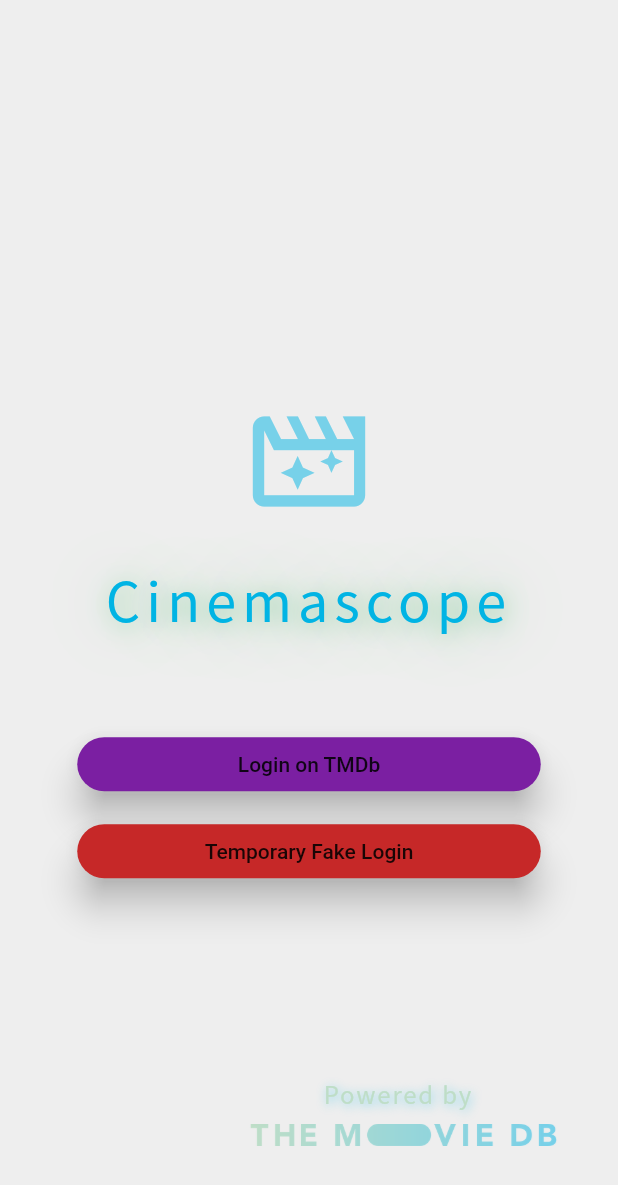
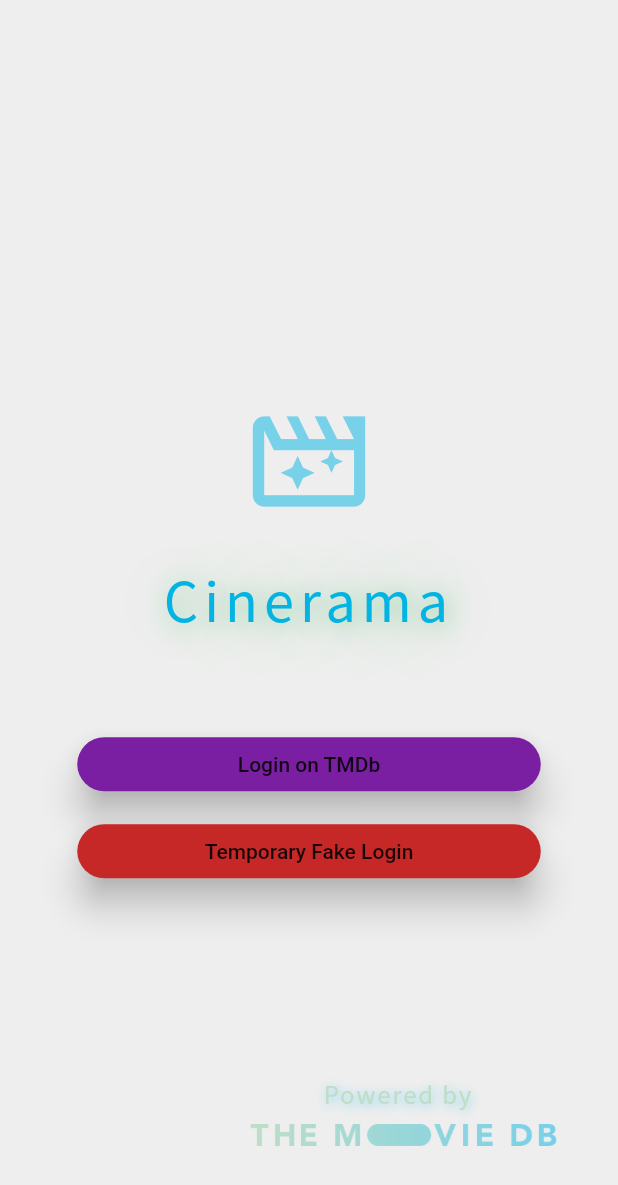
Before and after one commit to dev-schwarz/cinerama, a Flutter app: the screen it shows after launch, on a phone screen of 412 x 824 dp. Shown: the top 1185 px of the screen. Run offline on Flutter 3.47's test engine with Material 2 defaults, Android fonts, the phone set to English and light mode, and no system bars; our stand-ins replace equatable, flutter_mobx, flutter_modular, mobx, shared_preferences, webview_flutter; missing offline and left inert: to_string; accounts and stored records are empty; generated files the repository leaves out were written again.

Commit message:
Login and Initial screens refactored

```diff
--- a/cinerama/lib/app/app_module.dart
+++ b/cinerama/lib/app/app_module.dart
@@ -42,7 +42,6 @@ class AppModule extends MainModule {
   @override
   List<ModularRouter> get routers => [
         ModularRouter(AppRoutes.initial, child: (_, __) => const InitialScreen()),
-        // ModularRouter(AppRoutes.login, module: LoginModule()),
         ModularRouter(AppRoutes.login, child: (_, __) => const LoginScreen()),
         ModularRouter(AppRoutes.tmdbAccess, module: TmdbAccessModule()),
         ModularRouter(AppRoutes.home, child: (_, __) => const HomeScreen()),
--- a/cinerama/lib/screens/initial/initial_screen.dart
+++ b/cinerama/lib/screens/initial/initial_screen.dart
@@ -6,20 +6,8 @@ import '../../global/app_routes.dart';
 import '../../material.dart';
 import '../../stores/login/login_store.dart';
 
-part 'logo.dart';
-part 'splash.dart';
-
-class _InitialWidgetsConstants {
-  const _InitialWidgetsConstants._();
-
-  static const secondaryColor = const Color(0xff01b4e4);
-  static const tertiaryColor = const Color(0xff90cea1);
-
-  static const secondaryOpacity = 0.5;
-}
-
 class InitialScreen extends StatelessWidget {
-  const InitialScreen();
+  const InitialScreen({Key key}) : super(key: key);
 
   @override
   Widget build(BuildContext context) {
@@ -31,9 +19,9 @@ class InitialScreen extends StatelessWidget {
             showTitle: false,
           );
         } else if (context.loginStore.loginStep == LoginStep.userLogged) {
-          return const _Splash();
+          return const _TmdbSplash();
         } else if (context.loginStore.loginStep == LoginStep.pending) {
-          return _Logo(
+          return TmdbLogo(
             child: Align(
               alignment: Alignment.center,
               child: SizedBox(
@@ -77,40 +65,92 @@ class InitialScreen extends StatelessWidget {
       },
     );
   }
+}
 
-  // @override
-  // Widget build(BuildContext context) {
-  //   return Observer(
-  //     builder: (_) {
-  //       if (context.loginStore.hasUser) {
-  //         return const _Splash();
-  //       } else {
-  //         return _Logo(
-  //           child: Align(
-  //             alignment: Alignment.center,
-  //             child: SizedBox(
-  //               width: MediaQuery.of(context).size.width * 0.75,
-  //               child: Column(
-  //                 crossAxisAlignment: CrossAxisAlignment.stretch,
-  //                 children: [
-  //                   RaisedButton(
-  //                     onPressed: context.loginStore.loginFakeUser,
-  //                     child: const Text('Fake Login'),
-  //                   ),
-  //                   RaisedButton(
-  //                     onPressed: () {
-  //                       Modular.to.pushReplacementNamed(AppRoutes.login);
-  //                     },
-  //                     elevation: 10.0,
-  //                     child: const Text('Login on TMDb'),
-  //                   ),
-  //                 ],
-  //               ),
-  //             ),
-  //           ),
-  //         );
-  //       }
-  //     },
-  //   );
-  // }
+class _TmdbSplash extends StatefulWidget {
+  const _TmdbSplash({Key key}) : super(key: key);
+
+  @override
+  __TmdbSplashState createState() => __TmdbSplashState();
 }
+
+class __TmdbSplashState extends State<_TmdbSplash>
+    with SingleTickerProviderStateMixin<_TmdbSplash> {
+  AnimationController _controller;
+  ReactionDisposer _reactionDisposer;
+
+  @override
+  void initState() {
+    super.initState();
+
+    _reactionDisposer = when((_) => context.dataStore.isInitialized, () => _controller.reverse());
+
+    _controller = AnimationController(
+      vsync: this,
+      duration: const Duration(milliseconds: _fadeAnimationDuration),
+    )
+      ..addListener(
+        () => setState(() {}),
+      )
+      ..addStatusListener((status) {
+        if (status == AnimationStatus.completed) {
+          context.dataStore.fetchAllData();
+        } else if (status == AnimationStatus.dismissed) {
+          Modular.to.pushNamed(AppRoutes.home);
+        }
+      });
+
+    Future.delayed(const Duration(milliseconds: _startAnimationDelay)).whenComplete(() {
+      _controller.forward();
+    });
+  }
+
+  @override
+  Widget build(BuildContext context) {
+    final String userName = context.loginStore.hasUser ? context.loginStore?.user?.data?.name : '';
+
+    return Material(
+      color: context.theme.scaffoldBackgroundColor,
+      child: Opacity(
+        opacity: Tween<double>(begin: 0.0, end: 1.0).evaluate(_controller),
+        child: TmdbLogo(
+          child: Column(
+            children: [
+              Text(
+                'Welcome',
+                style: context.theme.textTheme.subtitle2,
+              ),
+              const SizedBox(height: 10.0),
+              Text(
+                userName,
+                style: context.theme.textTheme.subtitle1,
+              ),
+              const SizedBox(height: 10.0),
+              const Opacity(
+                opacity: 0.5,
+                child: ColorLoaderIndicator(
+                  radius: 30.0,
+                  dotRadius: 10.0,
+                ),
+              ),
+            ],
+          ),
+        ),
+      ),
+    );
+  }
+
+  @override
+  void dispose() {
+    _reactionDisposer();
+    _controller
+      ..removeListener(() {})
+      ..removeStatusListener((status) {})
+      ..dispose();
+
+    super.dispose();
+  }
+
+  static const int _startAnimationDelay = 1500;
+  static const int _fadeAnimationDuration = 1000;
+}
--- a/cinerama/lib/screens/initial/logo.dart
+++ /dev/null
@@ -1,108 +0,0 @@
-part of 'initial_screen.dart';
-
-class _Logo extends StatelessWidget {
-  const _Logo({
-    Key key,
-    @required this.child,
-  }) : super(key: key);
-
-  final Widget child;
-
-  @override
-  Widget build(BuildContext context) {
-    return Material(
-      color: context.theme.scaffoldBackgroundColor,
-      child: Stack(
-        children: [
-          Column(
-            mainAxisAlignment: MainAxisAlignment.center,
-            crossAxisAlignment: CrossAxisAlignment.stretch,
-            children: [
-              const SizedBox(height: 30.0),
-              Icon(
-                Icons.movie_filter_outlined,
-                color: _InitialWidgetsConstants.secondaryColor
-                    .withOpacity(_InitialWidgetsConstants.secondaryOpacity),
-                size: 90.0,
-              ),
-              const SizedBox(height: 20.0),
-              const Text(
-                'Cinemascope',
-                textAlign: TextAlign.center,
-                style: const TextStyle(
-                  color: _InitialWidgetsConstants.secondaryColor,
-                  fontSize: 36.0,
-                  letterSpacing: 4.0,
-                  shadows: const <Shadow>[
-                    const Shadow(
-                      offset: const Offset(2.0, 2.0),
-                      color: _InitialWidgetsConstants.tertiaryColor,
-                      blurRadius: 20.0,
-                    ),
-                    const Shadow(
-                      offset: const Offset(1.0, 1.0),
-                      color: _InitialWidgetsConstants.tertiaryColor,
-                      blurRadius: 60.0,
-                    ),
-                  ],
-                ),
-              ),
-              const SizedBox(height: 60.0),
-              child,
-            ],
-          ),
-          const Padding(
-            padding: const EdgeInsets.symmetric(vertical: 60.0, horizontal: 40.0),
-            child: Align(
-              alignment: const Alignment(1.0, 1.0),
-              child: const _PoweredBy(),
-            ),
-          ),
-        ],
-      ),
-    );
-  }
-}
-
-class _PoweredBy extends StatelessWidget {
-  const _PoweredBy();
-
-  @override
-  Widget build(BuildContext context) {
-    return Opacity(
-      opacity: _InitialWidgetsConstants.secondaryOpacity,
-      child: Column(
-        mainAxisSize: MainAxisSize.min,
-        mainAxisAlignment: MainAxisAlignment.end,
-        children: [
-          const Padding(
-            padding: const EdgeInsets.only(right: 8.0),
-            child: const Text(
-              'Powered by',
-              style: const TextStyle(
-                color: _InitialWidgetsConstants.tertiaryColor,
-                fontSize: 16.0,
-                letterSpacing: 1.2,
-                fontWeight: FontWeight.w300,
-                shadows: const <Shadow>[
-                  const Shadow(
-                    offset: const Offset(1.0, 1.0),
-                    color: _InitialWidgetsConstants.secondaryColor,
-                    blurRadius: 8.0,
-                  ),
-                ],
-              ),
-            ),
-          ),
-          const SizedBox(height: 8.0),
-          Image.asset(
-            _imageTmdbLogo,
-            width: MediaQuery.of(context).size.width / 2.0,
-          ),
-        ],
-      ),
-    );
-  }
-
-  static const _imageTmdbLogo = 'assets/images/primary-long-blue.png';
-}
--- /dev/null
+++ b/cinerama/lib/widgets/others/tmdb_logo.dart
@@ -0,0 +1,98 @@
+import '../../material.dart';
+
+class TmdbLogo extends StatelessWidget {
+  const TmdbLogo({Key key, this.child}) : super(key: key);
+
+  final Widget child;
+
+  static const Color _tmdbSecondaryColor = const Color(0xff01b4e4);
+  static const Color _tmdbTertiaryColor = const Color(0xff90cea1);
+  static const String _tmdbImageLogo = 'assets/images/primary-long-blue.png';
+
+  @override
+  Widget build(BuildContext context) {
+    return Material(
+      color: context.theme.scaffoldBackgroundColor,
+      child: Stack(
+        children: [
+          Column(
+            mainAxisAlignment: MainAxisAlignment.center,
+            crossAxisAlignment: CrossAxisAlignment.stretch,
+            children: [
+              const SizedBox(height: 30.0),
+              Icon(
+                Icons.movie_filter_outlined,
+                color: _tmdbSecondaryColor.withOpacity(0.5),
+                size: 90.0,
+              ),
+              const SizedBox(height: 20.0),
+              const Text(
+                'Cinerama',
+                textAlign: TextAlign.center,
+                style: const TextStyle(
+                  color: _tmdbSecondaryColor,
+                  fontSize: 36.0,
+                  letterSpacing: 4.0,
+                  shadows: <Shadow>[
+                    Shadow(
+                      offset: Offset(2.0, 2.0),
+                      color: _tmdbTertiaryColor,
+                      blurRadius: 20.0,
+                    ),
+                    Shadow(
+                      offset: Offset(1.0, 1.0),
+                      color: _tmdbTertiaryColor,
+                      blurRadius: 60.0,
+                    ),
+                  ],
+                ),
+              ),
+              const SizedBox(height: 60.0),
+              child,
+            ],
+          ),
+          // [[ "Powered By" water mark ]]
+          Padding(
+            padding: const EdgeInsets.symmetric(vertical: 60.0, horizontal: 40.0),
+            child: Align(
+              alignment: const Alignment(1.0, 1.0),
+              child: Opacity(
+                opacity: 0.5,
+                child: Column(
+                  mainAxisSize: MainAxisSize.min,
+                  mainAxisAlignment: MainAxisAlignment.end,
+                  children: [
+                    const Padding(
+                      padding: EdgeInsets.only(right: 8.0),
+                      child: Text(
+                        'Powered by',
+                        style: TextStyle(
+                          color: _tmdbTertiaryColor,
+                          fontSize: 16.0,
+                          letterSpacing: 1.2,
+                          fontWeight: FontWeight.w300,
+                          shadows: <Shadow>[
+                            Shadow(
+                              offset: Offset(1.0, 1.0),
+                              color: _tmdbSecondaryColor,
+                              blurRadius: 8.0,
+                            ),
+                          ],
+                        ),
+                      ),
+                    ),
+                    const SizedBox(height: 8.0),
+                    Image.asset(
+                      _tmdbImageLogo,
+                      width: MediaQuery.of(context).size.width / 2.0,
+                    ),
+                  ],
+                ),
+              ),
+            ),
+          ),
+        ],
+      ),
+    );
+  }
+}
```
Also changed, not shown: cinerama/lib/screens/initial/splash.dart (deleted, +0 -91 lines), cinerama/lib/screens/login/login_module.dart (deleted, +0 -21 lines), cinerama/lib/stores/user_store.dart (deleted, +0 -91 lines), cinerama/lib/widgets/widgets.dart (+6 -5 lines), cinerama/lib/stores/user_store.g.dart (deleted), cinerama/lib/widgets/buttons/circular_icon_button.dart (renamed from cinerama/lib/widgets/others/circular_icon_button.dart), cinerama/lib/widgets/inputs/indented_text.dart (renamed from cinerama/lib/widgets/others/indented_text.dart), cinerama/lib/widgets/inputs/labeled_check_box.dart (renamed from cinerama/lib/widgets/others/labeled_check_box.dart), cinerama/lib/widgets/inputs/labeled_dropdown.dart (renamed from cinerama/lib/widgets/others/labeled_dropdown.dart), cinerama/lib/widgets/inputs/labeled_switch.dart (renamed from cinerama/lib/widgets/others/labeled_switch.dart).
